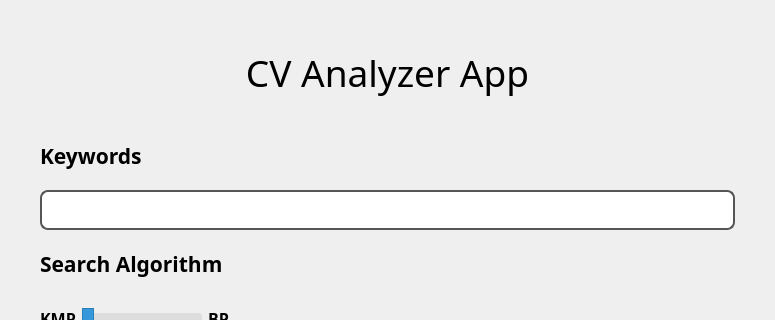
First picture: the form in src/ui/main_menu.ui, repository RealNath/Tubes3_hr, before the edit; both pictures show x 0 to 775 and y 0 to 320 of the 775 by 692 pixel window.
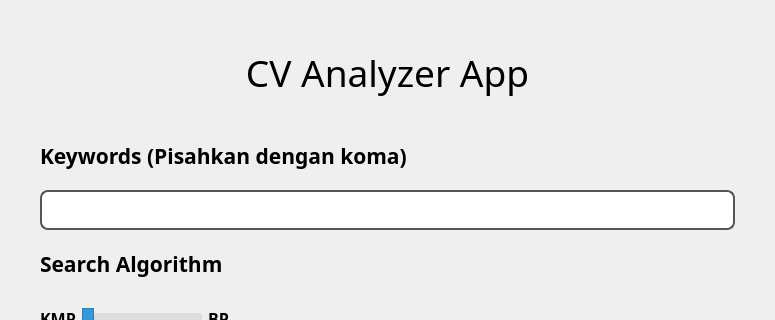
Second picture: the form after the edit.

The edit to the form file:
```diff
--- a/src/ui/main_menu.ui
+++ b/src/ui/main_menu.ui
@@ -81,7 +81,7 @@
        </font>
       </property>
       <property name="text">
-       <string>Keywords</string>
+       <string>Keywords (Pisahkan dengan koma)</string>
       </property>
      </widget>
     </item>
```
Left out of the diff: 3 changed lines with no effect on the pictures.
